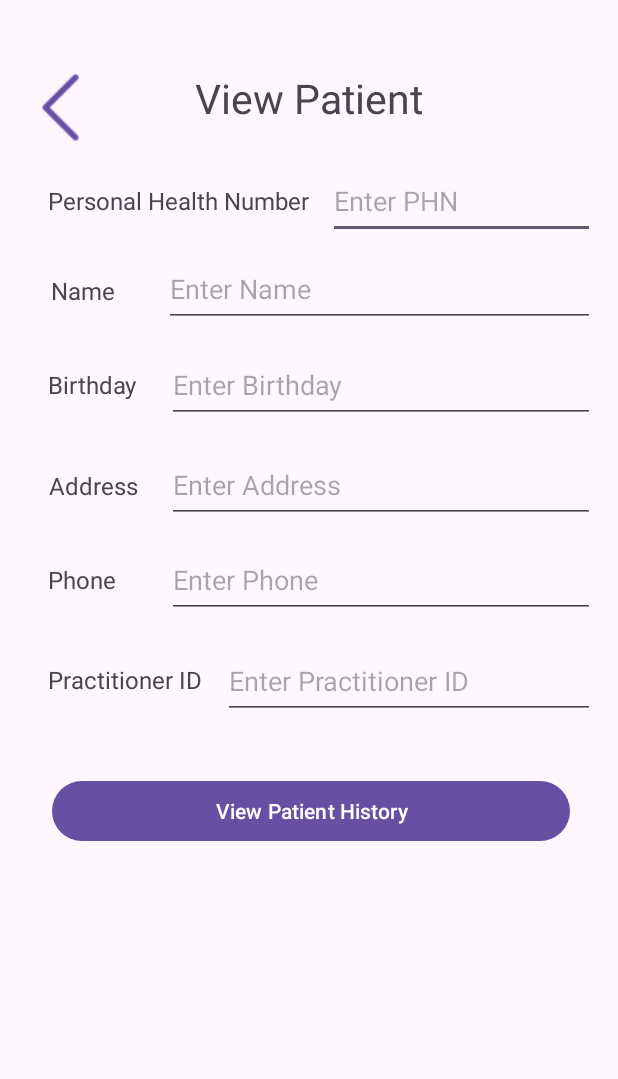
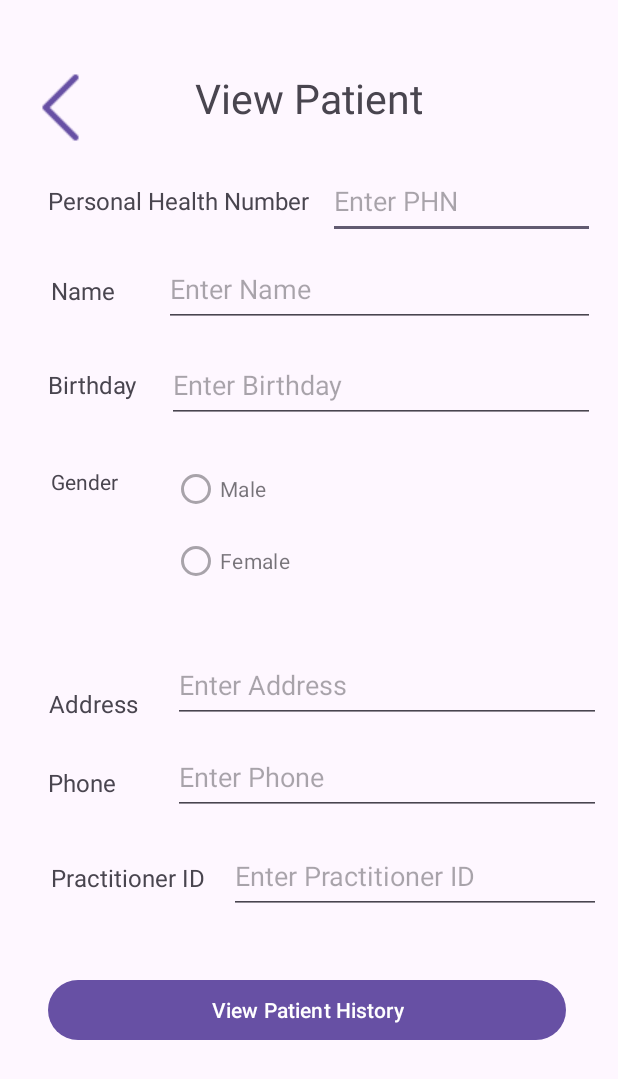
Before and after one commit to leshanLC/Health-Connect, an Android app: the layout activity_view_patient.xml on its own in the app's theme, with its tools: preview values and no code run, on a phone screen of 412 x 824 dp. Shown: the top 1079 px of the screen. Run offline under Robolectric (Android 15) with nearby library versions, the phone set to English and light mode, and no system bars.

Commit message:
Adding Patient related functionalities

```diff
--- a/app/src/main/res/layout/activity_patient_management.xml
+++ b/app/src/main/res/layout/activity_patient_management.xml
@@ -9,7 +9,7 @@
         android:layout_height="wrap_content">
 
         <Button
-            android:id="@+id/btnAddPatient"
+            android:id="@+id/btnUpdatePatient"
             android:layout_width="50dp"
             android:layout_height="50dp"
             android:layout_alignParentTop="true"
--- a/app/src/main/res/layout/activity_view_patient.xml
+++ b/app/src/main/res/layout/activity_view_patient.xml
@@ -75,7 +75,7 @@
         app:layout_constraintHorizontal_bias="1.0"
         app:layout_constraintStart_toStartOf="parent"
         app:layout_constraintTop_toBottomOf="@+id/textView5"
-        app:layout_constraintVertical_bias="0.578" />
+        app:layout_constraintVertical_bias="0.971" />
 
     <TextView
         android:id="@+id/textView7"
@@ -88,7 +88,7 @@
         app:layout_constraintHorizontal_bias="0.087"
         app:layout_constraintStart_toStartOf="parent"
         app:layout_constraintTop_toTopOf="parent"
-        app:layout_constraintVertical_bias="0.468" />
+        app:layout_constraintVertical_bias="0.637" />
 
     <TextView
         android:id="@+id/textView8"
@@ -98,13 +98,13 @@
         android:textSize="16sp"
         app:layout_constraintBottom_toBottomOf="parent"
         app:layout_constraintEnd_toEndOf="parent"
-        app:layout_constraintHorizontal_bias="0.103"
+        app:layout_constraintHorizontal_bias="0.109"
         app:layout_constraintStart_toStartOf="parent"
         app:layout_constraintTop_toTopOf="parent"
-        app:layout_constraintVertical_bias="0.551" />
+        app:layout_constraintVertical_bias="0.716" />
 
     <EditText
-        android:id="@+id/editTextText"
+        android:id="@+id/edtPhn"
         android:layout_width="178dp"
         android:layout_height="50dp"
         android:ems="10"
@@ -118,7 +118,7 @@
         app:layout_constraintVertical_bias="0.141" />
 
     <EditText
-        android:id="@+id/editTextText2"
+        android:id="@+id/edtName"
         android:layout_width="287dp"
         android:layout_height="50dp"
         android:ems="10"
@@ -132,7 +132,7 @@
         app:layout_constraintVertical_bias="0.217" />
 
     <EditText
-        android:id="@+id/editTextDate"
+        android:id="@+id/edtBirthday"
         android:layout_width="285dp"
         android:layout_height="50dp"
         android:ems="10"
@@ -145,8 +145,35 @@
         app:layout_constraintTop_toTopOf="parent"
         app:layout_constraintVertical_bias="0.3" />
 
+    <RadioGroup
+        android:id="@+id/radioGroupGender"
+        android:layout_width="285dp"
+        android:layout_height="110dp"
+        app:layout_constraintBottom_toBottomOf="parent"
+        app:layout_constraintEnd_toEndOf="parent"
+        app:layout_constraintHorizontal_bias="0.906"
+        app:layout_constraintStart_toStartOf="parent"
+        app:layout_constraintTop_toTopOf="parent"
+        app:layout_constraintVertical_bias="0.423"
+        android:enabled="false">
+
+        <RadioButton
+            android:id="@+id/radioMale"
+            android:layout_width="match_parent"
+            android:layout_height="wrap_content"
+            android:text="Male"
+            android:enabled="false"/>
+
+        <RadioButton
+            android:id="@+id/radioFemale"
+            android:layout_width="match_parent"
+            android:layout_height="wrap_content"
+            android:text="Female"
+            android:enabled="false"/>
+    </RadioGroup>
+
     <EditText
-        android:id="@+id/editTextText3"
+        android:id="@+id/edtPhone"
         android:layout_width="285dp"
         android:layout_height="50dp"
         android:ems="10"
@@ -154,13 +181,13 @@
         android:inputType="text"
         app:layout_constraintBottom_toBottomOf="parent"
         app:layout_constraintEnd_toEndOf="parent"
-        app:layout_constraintHorizontal_bias="0.88"
+        app:layout_constraintHorizontal_bias="0.912"
         app:layout_constraintStart_toStartOf="parent"
         app:layout_constraintTop_toTopOf="parent"
-        app:layout_constraintVertical_bias="0.468" />
+        app:layout_constraintVertical_bias="0.637" />
 
     <EditText
-        android:id="@+id/editTextText4"
+        android:id="@+id/edtPractitionerID"
         android:layout_width="248dp"
         android:layout_height="50dp"
         android:ems="10"
@@ -168,25 +195,25 @@
         android:inputType="text"
         app:layout_constraintBottom_toBottomOf="parent"
         app:layout_constraintEnd_toEndOf="parent"
-        app:layout_constraintHorizontal_bias="0.907"
+        app:layout_constraintHorizontal_bias="0.932"
         app:layout_constraintStart_toStartOf="parent"
         app:layout_constraintTop_toTopOf="parent"
-        app:layout_constraintVertical_bias="0.555" />
+        app:layout_constraintVertical_bias="0.723" />
 
     <Button
-        android:id="@+id/btnViewPatientHistory"
+        android:id="@+id/btnUpdatePatient"
         android:layout_width="345dp"
         android:layout_height="48dp"
         android:text="@string/btnViewPatientHistory"
         app:layout_constraintBottom_toBottomOf="parent"
         app:layout_constraintEnd_toEndOf="parent"
-        app:layout_constraintHorizontal_bias="0.515"
+        app:layout_constraintHorizontal_bias="0.484"
         app:layout_constraintStart_toStartOf="parent"
         app:layout_constraintTop_toTopOf="parent"
-        app:layout_constraintVertical_bias="0.666" />
+        app:layout_constraintVertical_bias="0.837" />
 
     <EditText
-        android:id="@+id/editTextText5"
+        android:id="@+id/edtAddress"
         android:layout_width="285dp"
         android:layout_height="50dp"
         android:ems="10"
@@ -194,10 +221,10 @@
         android:inputType="text"
         app:layout_constraintBottom_toBottomOf="parent"
         app:layout_constraintEnd_toEndOf="parent"
-        app:layout_constraintHorizontal_bias="0.88"
+        app:layout_constraintHorizontal_bias="0.912"
         app:layout_constraintStart_toStartOf="parent"
         app:layout_constraintTop_toTopOf="parent"
-        app:layout_constraintVertical_bias="0.386" />
+        app:layout_constraintVertical_bias="0.558" />
 
     <Button
         android:id="@+id/btnBack"
@@ -212,5 +239,17 @@
         app:layout_constraintTop_toTopOf="parent"
         app:layout_constraintVertical_bias="0.06" />
 
+    <TextView
+        android:id="@+id/textView"
+        android:layout_width="wrap_content"
+        android:layout_height="wrap_content"
+        android:text="@string/btnGender"
+        app:layout_constraintBottom_toBottomOf="parent"
+        app:layout_constraintEnd_toEndOf="parent"
+        app:layout_constraintHorizontal_bias="0.092"
+        app:layout_constraintStart_toStartOf="parent"
+        app:layout_constraintTop_toTopOf="parent"
+        app:layout_constraintVertical_bias="0.387" />
+
 
 </androidx.constraintlayout.widget.ConstraintLayout>
```
Also changed, not shown: app/src/main/java/com/example/healthconnect/PatientAdapter.java (added, +111 -0 lines), app/src/main/java/com/example/healthconnect/PatientManagement.java (+14 -16 lines), app/src/main/java/com/example/healthconnect/ViewPatient.java (+53 -1 lines).
